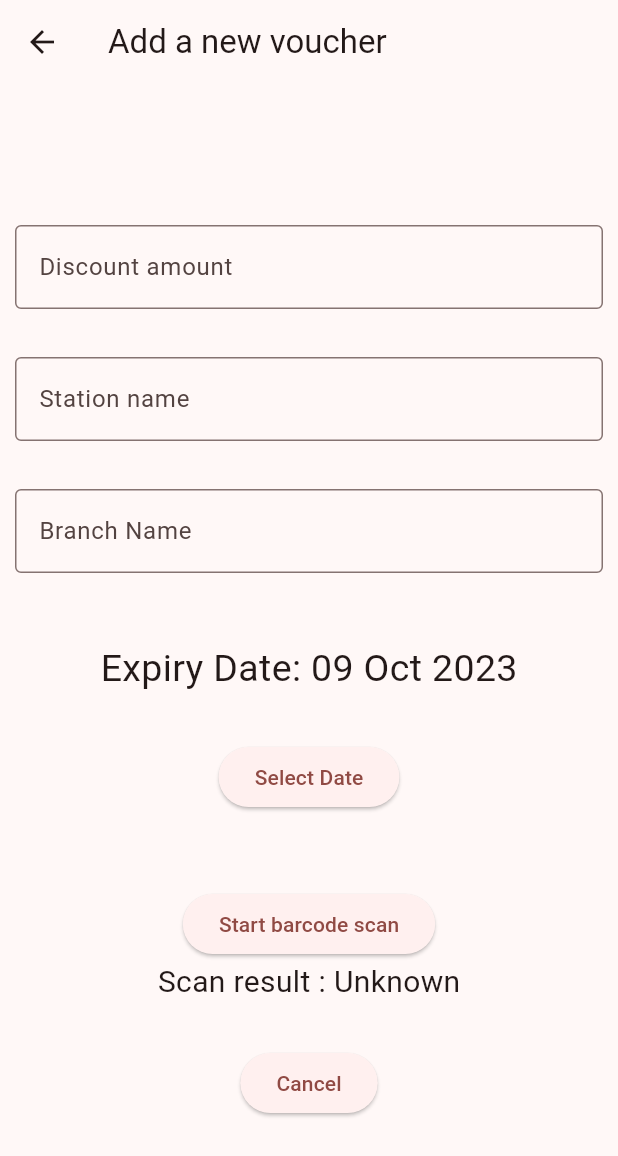
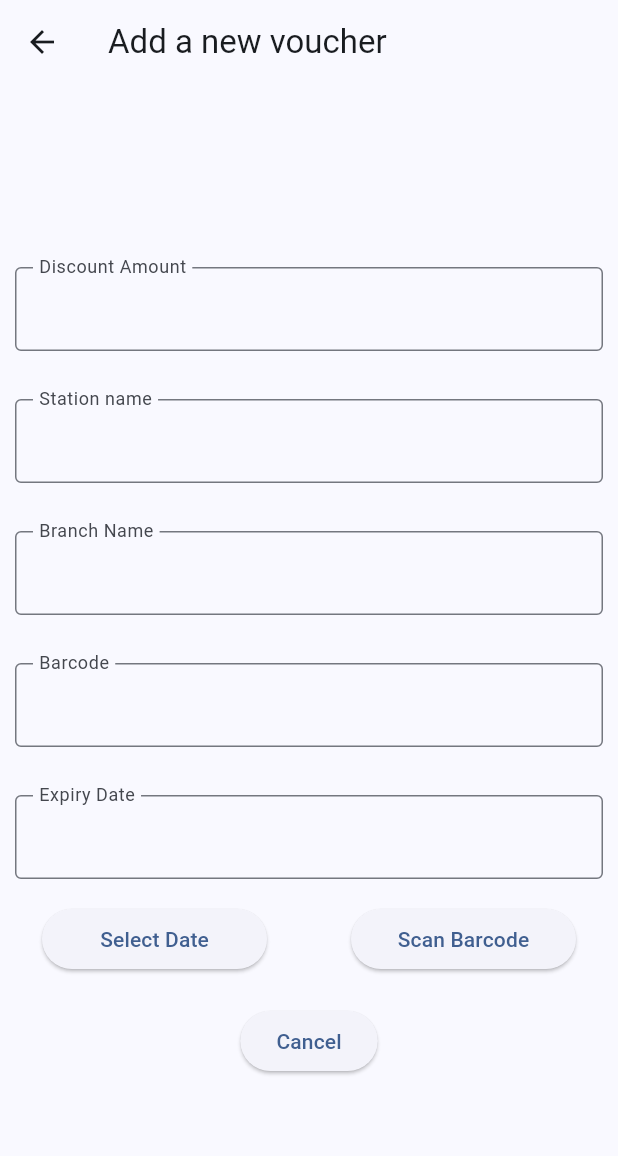
Before and after one commit to evoation-angus/supermarket_barcode_scanner, a Flutter app: the screen it shows after launch, after a tap on "Add new voucher", on a phone screen of 412 x 824 dp. Shown: the top 1156 px of the screen. Run offline on Flutter 3.47's test engine with Material 2 defaults, Android fonts, the phone set to English and light mode, and no system bars; missing offline and left inert: flutter_barcode_scanner.

Commit message:
Visual Changes

```diff
--- a/lib/main.dart
+++ b/lib/main.dart
@@ -4,9 +4,18 @@ import 'package:flutter/material.dart';
 import 'package:flutter/services.dart';
 import 'package:intl/intl.dart';
 import 'package:flutter_barcode_scanner/flutter_barcode_scanner.dart';
-import 'package:syncfusion_flutter_barcodes/barcodes.dart';
+//import 'package:syncfusion_flutter_barcodes/barcodes.dart';
 
 void main() => runApp(const MyApp());
+
+class VoucherDetails {
+  final String name;
+  final String branch;
+  final String barcode;
+
+  const VoucherDetails(
+      {required this.name, required this.branch, required this.barcode});
+}
 
 class MyApp extends StatelessWidget {
   const MyApp({Key? key}) : super(key: key);
@@ -18,7 +27,7 @@ class MyApp extends StatelessWidget {
       debugShowCheckedModeBanner: false,
       title: 'KindaCode.com',
       theme: ThemeData(
-        primarySwatch: Colors.pink,
+        primarySwatch: Colors.blue,
       ),
       home: const HomeScreen(),
     );
@@ -28,6 +37,7 @@ class MyApp extends StatelessWidget {
 class HomeScreen extends StatefulWidget {
   const HomeScreen({Key? key}) : super(key: key);
 
+  @override
   State<HomeScreen> createState() => _HomeScreenState();
 }
 
@@ -40,13 +50,14 @@ class _HomeScreenState extends State<HomeScreen> {
   @override
   Widget build(BuildContext context) {
     return MaterialApp(
+        debugShowCheckedModeBanner: false,
         title: "Gas Voucher Scanner",
         theme: ThemeData(
           useMaterial3: true,
 
           // Define the default brightness and colors.
           colorScheme: ColorScheme.fromSeed(
-            seedColor: Colors.red.shade800,
+            seedColor: Colors.blue.shade800,
             // ···
             brightness: Brightness.light,
           ),
@@ -66,8 +77,6 @@ class _HomeScreenState extends State<HomeScreen> {
                     direction: Axis.vertical,
                     mainAxisAlignment: MainAxisAlignment.center,
                     children: <Widget>[
-                        const SizedBox(height: 50),
-                        const SizedBox(height: 50),
                       ElevatedButton(
                           onPressed: () => {
                                 Navigator.push(
@@ -81,7 +90,18 @@ class _HomeScreenState extends State<HomeScreen> {
                       const SizedBox(height: 50),
                       const SizedBox(height: 50),
                     ]));
-            })));
+          }),
+          floatingActionButton: FloatingActionButton(
+            tooltip: 'Add', // used by assistive technologies
+            onPressed: () => {
+              Navigator.push(
+                context,
+                MaterialPageRoute(builder: (context) => const SecondRoute()),
+              )
+            },
+            child: const Icon(Icons.add),
+          ),
+        ));
   }
 }
 
@@ -97,7 +117,14 @@ class _SecondRouteState extends State<SecondRoute> {
     super.initState();
   }
 
-  String _scanBarcode = 'Unknown';
+  //String _scanBarcode = 'Unknown';
+  //bool _isVisible = false;
+  TextEditingController stationName = TextEditingController();
+  TextEditingController branchName = TextEditingController();
+  TextEditingController discountAmount = TextEditingController();
+  TextEditingController barcodeController = TextEditingController();
+  TextEditingController dateContoller = TextEditingController();
+  //String _dateSelected = '';
 
   Future<void> scanBarcodeNormal() async {
     String barcodeScanRes;
@@ -105,29 +132,38 @@ class _SecondRouteState extends State<SecondRoute> {
     try {
       barcodeScanRes = await FlutterBarcodeScanner.scanBarcode(
           '#ff6666', 'Cancel', true, ScanMode.BARCODE);
-      print(barcodeScanRes);
+      //print(barcodeScanRes);
     } on PlatformException {
       barcodeScanRes = 'Failed to get platform version.';
     }
-
-    // If the widget was removed from the tree while the asynchronous platform
-    // message was in flight, we want to discard the reply rather than calling
-    // setState to update our non-existent appearance.
-
-    setState(() {
-      _scanBarcode = barcodeScanRes;
-    });
+    updateTextBoxes(barcodeScanRes);
   }
 
-  bool _isVisible = false;
-
-  DateTime _selectedDate = DateTime.now();
+  void updateTextBoxes(barcode) {
+    String str = barcode;
+    List<String> list = str.split("");
+    String firstTwo = list[0] + list[1];
+    if (firstTwo == "93") {
+      stationName.text = "Tissue Box";
+      branchName.text = "Desk";
+    } else if (firstTwo == "14") {
+      stationName.text = "New World";
+      branchName.text = "Lower Hutt";
+    } else if (firstTwo == "15") {
+      stationName.text = "Pak'n'save";
+      branchName.text = "Lower Hutt";
+    }
+    discountAmount.text = "6c";
+    barcodeController.text = barcode;
+  }
 
   void _presentDatePicker() {
     // showDatePicker is a pre-made funtion of Flutter
+    DateTime dateNow = DateTime.now();
+    DateTime initialDate = dateNow.add(const Duration(days: 6));
     showDatePicker(
             context: context,
-            initialDate: DateTime.now(),
+            initialDate: initialDate,
             firstDate: DateTime(2020),
             lastDate: DateTime(2030))
         .then((pickedDate) {
@@ -135,9 +171,11 @@ class _SecondRouteState extends State<SecondRoute> {
       if (pickedDate == null) {
         return;
       }
+      String newFormat = DateFormat('dd MMM yyyy').format(pickedDate);
+      dateContoller.text = newFormat;
       setState(() {
         // using state so that the UI will be rerendered when date is picked
-        _selectedDate = pickedDate;
+        //_dateSelected = newFormat;
       });
     });
   }
@@ -153,50 +191,97 @@ class _SecondRouteState extends State<SecondRoute> {
               direction: Axis.vertical,
               mainAxisAlignment: MainAxisAlignment.center,
               children: <Widget>[
-
-                const Padding(
-                  padding: EdgeInsets.symmetric(horizontal: 10, vertical: 16),
+                Padding(
+                  padding:
+                      const EdgeInsets.symmetric(horizontal: 10, vertical: 16),
                   child: TextField(
-                    decoration: InputDecoration(
+                    controller: discountAmount,
+                    readOnly: true,
+                    decoration: const InputDecoration(
                       border: OutlineInputBorder(),
-                      hintText: 'Discount amount',
+                      labelText: 'Discount Amount',
+                      floatingLabelBehavior: FloatingLabelBehavior.always,
                     ),
                   ),
                 ),
-                const Padding(
-                  padding: EdgeInsets.symmetric(horizontal: 10, vertical: 16),
+                Padding(
+                  padding:
+                      const EdgeInsets.symmetric(horizontal: 10, vertical: 16),
                   child: TextField(
-                    decoration: InputDecoration(
+                    controller: stationName,
+                    readOnly: true,
+                    decoration: const InputDecoration(
                       border: OutlineInputBorder(),
-                      hintText: 'Station name',
+                      labelText: 'Station name',
+                      floatingLabelBehavior: FloatingLabelBehavior.always,
                     ),
                   ),
                 ),
-                const Padding(
-                  padding: EdgeInsets.symmetric(horizontal: 10, vertical: 16),
+                Padding(
+                  padding:
+                      const EdgeInsets.symmetric(horizontal: 10, vertical: 16),
                   child: TextField(
-                    decoration: InputDecoration(
+                    controller: branchName,
+                    readOnly: true,
+                    decoration: const InputDecoration(
                       border: OutlineInputBorder(),
-                      hintText: 'Branch Name',
+                      labelText: 'Branch Name',
+                      floatingLabelBehavior: FloatingLabelBehavior.always,
                     ),
                   ),
                 ),
-                Container(
+                Padding(
+                  padding:
+                      const EdgeInsets.symmetric(horizontal: 10, vertical: 16),
+                  child: TextField(
+                    controller: barcodeController,
+                    readOnly: true,
+                    decoration: const InputDecoration(
+                      border: OutlineInputBorder(),
+                      labelText: 'Barcode',
+                      floatingLabelBehavior: FloatingLabelBehavior.always,
+                    ),
+                  ),
+                ),
+                Padding(
+                  padding:
+                      const EdgeInsets.symmetric(horizontal: 10, vertical: 16),
+                  child: TextField(
+                    controller: dateContoller,
+                    readOnly: true,
+                    decoration: const InputDecoration(
+                      border: OutlineInputBorder(),
+                      labelText: 'Expiry Date',
+                      floatingLabelBehavior: FloatingLabelBehavior.always,
+                    ),
+                  ),
+                ),
+                /*Container(
                   padding: const EdgeInsets.all(30),
                   child: Text(
-                    'Expiry Date: ' + DateFormat('dd MMM yyyy').format(_selectedDate),
+                    'Expiry Date: $_dateSelected',
                     style: const TextStyle(fontSize: 25),
                   ),
-                ),
-                ElevatedButton(
+                ), */
+                Row(
+                    mainAxisAlignment: MainAxisAlignment.spaceEvenly,
+                    children: <Widget>[
+                      SizedBox(
+                          width: 150,
+                          child: ElevatedButton(
                               onPressed: _presentDatePicker,
-                    child: const Text('Select Date')),
-                const SizedBox(height: 50),
-                ElevatedButton(
+                              child: const Text('Select Date'))),
+                      const SizedBox(height: 20),
+                      SizedBox(
+                          width: 150,
+                          child: ElevatedButton(
                               onPressed: () => scanBarcodeNormal(),
-                    child: const Text('Start barcode scan')),
-                Text('Scan result : $_scanBarcode\n',
-                    style: const TextStyle(fontSize: 20)),
+                              child: const Text('Scan Barcode')))
+                    ]),
+
+                const SizedBox(height: 20),
+                /*Text('Scan result : $_scanBarcode\n',
+                    style: const TextStyle(fontSize: 20)),*/
                 /*Visibility(
                   visible: _isVisible,
                   maintainSize: true,
```
Lines whose indentation alone changed are shown as unchanged.
